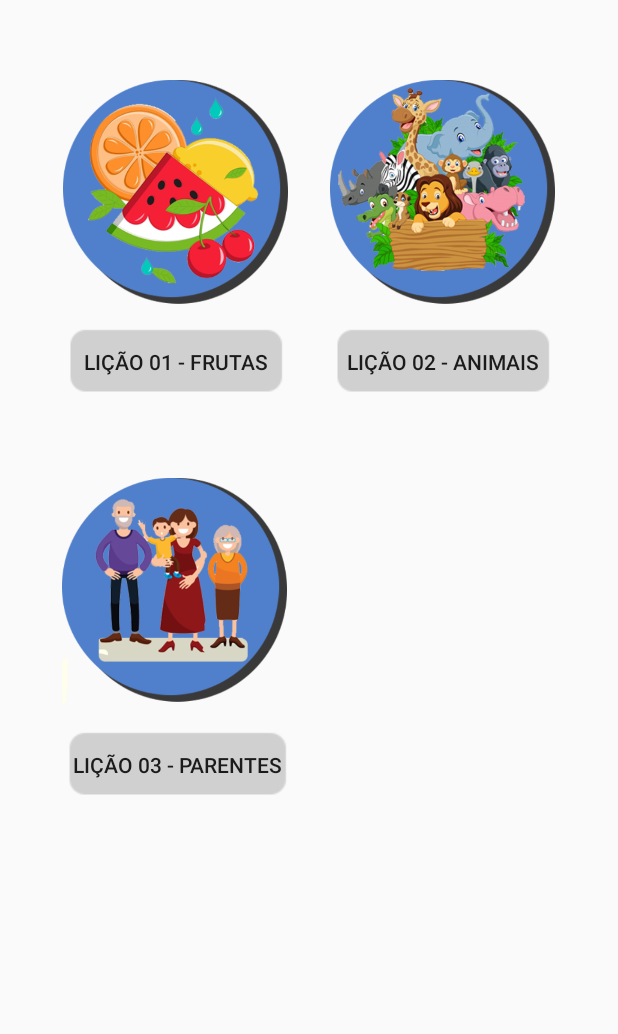
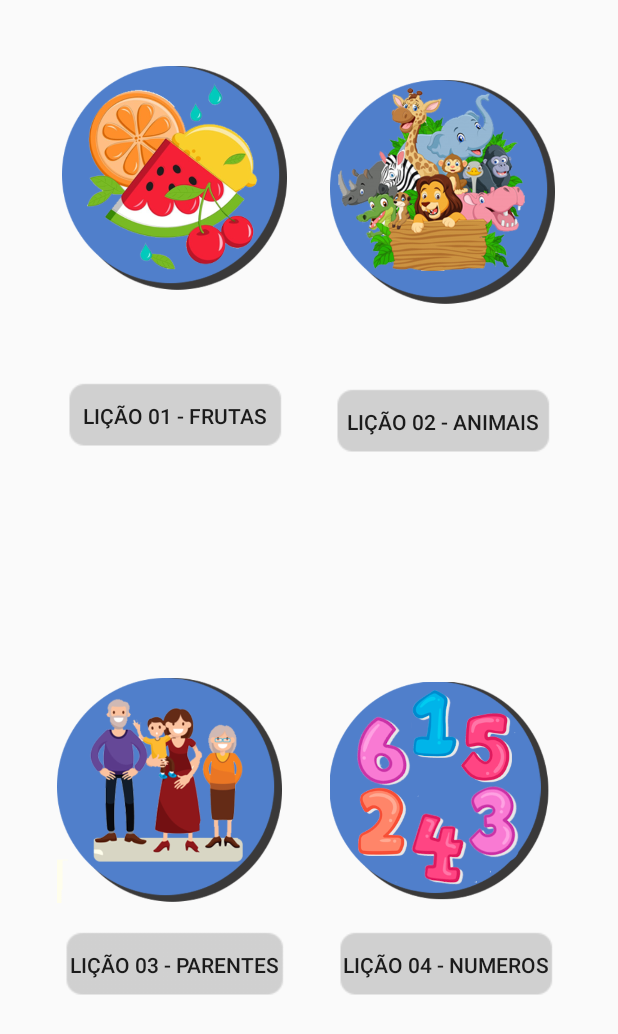
Before and after one commit to Caioege/AprendaIngles, an Android app: the LicoesActivity screen opened directly, with no data from a screen before it, on a phone screen of 412 x 824 dp. Shown: the top 1034 px of the screen. Run offline under Robolectric (Android 15) with nearby library versions, the phone set to English and light mode, and no system bars.

Commit message:
Tela Numero

```diff
--- a/app/src/main/AndroidManifest.xml
+++ b/app/src/main/AndroidManifest.xml
@@ -10,6 +10,7 @@
         android:supportsRtl="true"
         android:theme="@style/AppTheme">
         <activity android:name=".LicaoFrutasActivity"></activity>
+        <activity android:name=".LicaoNumerosActivity"></activity>
         <activity android:name=".LicoesActivity" android:screenOrientation="portrait"/>
         <activity android:name=".MainActivity" android:screenOrientation="portrait" />
         <activity android:name=".SplashActivity" android:screenOrientation="portrait">
--- a/app/src/main/java/br/com/aprendainglesfanap/LicaoFrutasActivity.java
+++ b/app/src/main/java/br/com/aprendainglesfanap/LicaoFrutasActivity.java
@@ -3,12 +3,14 @@ package br.com.aprendainglesfanap;
 import androidx.appcompat.app.AppCompatActivity;
 
 import android.os.Bundle;
+import android.view.WindowManager;
 
 public class LicaoFrutasActivity extends AppCompatActivity {
 
     @Override
     protected void onCreate(Bundle savedInstanceState) {
         super.onCreate(savedInstanceState);
+        getWindow().setFlags(WindowManager.LayoutParams.FLAG_FULLSCREEN, WindowManager.LayoutParams.FLAG_FULLSCREEN);getSupportActionBar().hide();
         setContentView(R.layout.activity_licao_frutas);
     }
 }
--- a/app/src/main/res/layout/activity_licoes.xml
+++ b/app/src/main/res/layout/activity_licoes.xml
@@ -11,28 +11,27 @@
         android:id="@+id/licao_parente"
         android:layout_width="150dp"
         android:layout_height="150dp"
+        android:layout_marginBottom="16dp"
         android:clickable="true"
-        app:layout_constraintBottom_toBottomOf="parent"
+        android:contentDescription="TODO"
+        app:layout_constraintBottom_toTopOf="@+id/btn_parente"
         app:layout_constraintEnd_toEndOf="parent"
-        app:layout_constraintHorizontal_bias="0.157"
+        app:layout_constraintHorizontal_bias="0.145"
         app:layout_constraintStart_toStartOf="parent"
-        app:layout_constraintTop_toTopOf="parent"
-        app:layout_constraintVertical_bias="0.473"
         app:srcCompat="@drawable/licao_partente" />
 
     <Button
         android:id="@+id/btn_parente"
         android:layout_width="153dp"
         android:layout_height="50dp"
+        android:layout_marginBottom="156dp"
         android:background="@drawable/button"
-        android:text="Lição 03 - Parentes"
+        android:text="@string/li_o_03_parentes"
         android:textSize="14sp"
         app:layout_constraintBottom_toBottomOf="parent"
-        app:layout_constraintEnd_toEndOf="parent"
-        app:layout_constraintHorizontal_bias="0.16"
-        app:layout_constraintStart_toStartOf="parent"
-        app:layout_constraintTop_toBottomOf="@+id/licao_parente"
-        app:layout_constraintVertical_bias="0.053" />
+        app:layout_constraintEnd_toStartOf="@+id/btn_numero"
+        app:layout_constraintHorizontal_bias="0.575"
+        app:layout_constraintStart_toStartOf="parent" />
 
     <ImageView
         android:id="@+id/licao_animal"
@@ -45,33 +44,34 @@
         app:layout_constraintStart_toStartOf="parent"
         app:layout_constraintTop_toTopOf="parent"
         app:layout_constraintVertical_bias="0.079"
-        app:srcCompat="@drawable/licao_animal" />
+        app:srcCompat="@drawable/licao_animal"
+        android:contentDescription="TODO" />
 
     <Button
         android:id="@+id/btn_fruta"
         android:layout_width="150dp"
         android:layout_height="50dp"
         android:background="@drawable/button"
-        android:text="Lição 01 - Frutas"
+        android:text="@string/li_o_01_frutas"
         android:textSize="14sp"
-        app:layout_constraintBottom_toBottomOf="parent"
-        app:layout_constraintEnd_toEndOf="parent"
-        app:layout_constraintHorizontal_bias="0.16"
+        app:layout_constraintBottom_toTopOf="@+id/licao_parente"
+        app:layout_constraintEnd_toStartOf="@+id/btn_animal"
+        app:layout_constraintHorizontal_bias="0.594"
         app:layout_constraintStart_toStartOf="parent"
         app:layout_constraintTop_toBottomOf="@+id/licao_fruta"
-        app:layout_constraintVertical_bias="0.022" />
+        app:layout_constraintVertical_bias="0.278" />
 
     <ImageView
         android:id="@+id/licao_fruta"
         android:layout_width="150dp"
         android:layout_height="150dp"
+        android:layout_marginTop="44dp"
         android:clickable="true"
-        app:layout_constraintBottom_toBottomOf="parent"
+        android:contentDescription="TODO"
         app:layout_constraintEnd_toEndOf="parent"
-        app:layout_constraintHorizontal_bias="0.16"
+        app:layout_constraintHorizontal_bias="0.157"
         app:layout_constraintStart_toStartOf="parent"
         app:layout_constraintTop_toTopOf="parent"
-        app:layout_constraintVertical_bias="0.079"
         app:srcCompat="@drawable/licao_fruta" />
 
     <Button
@@ -79,13 +79,39 @@
         android:layout_width="150dp"
         android:layout_height="50dp"
         android:background="@drawable/button"
-        android:text="Lição 02 - Animais"
+        android:text="@string/li_o_02_animais"
         android:textSize="14sp"
-        app:layout_constraintBottom_toBottomOf="parent"
+        app:layout_constraintBottom_toTopOf="@+id/licao_numero"
         app:layout_constraintEnd_toEndOf="parent"
         app:layout_constraintHorizontal_bias="0.839"
         app:layout_constraintStart_toStartOf="parent"
         app:layout_constraintTop_toBottomOf="@+id/licao_animal"
-        app:layout_constraintVertical_bias="0.022" />
+        app:layout_constraintVertical_bias="0.264" />
+
+    <ImageView
+        android:id="@+id/licao_numero"
+        android:layout_width="146dp"
+        android:layout_height="149dp"
+        android:layout_marginBottom="16dp"
+        app:layout_constraintBottom_toTopOf="@+id/btn_numero"
+        app:layout_constraintEnd_toEndOf="parent"
+        app:layout_constraintHorizontal_bias="0.826"
+        app:layout_constraintStart_toStartOf="parent"
+        app:srcCompat="@drawable/licao_numero" />
+
+    <Button
+        android:id="@+id/btn_numero"
+        android:layout_width="150dp"
+        android:layout_height="50dp"
+        android:layout_marginEnd="40dp"
+        android:layout_marginRight="40dp"
+        android:layout_marginBottom="156dp"
+        android:background="@drawable/button"
+        android:onClick="onClick"
+        android:text="@string/li_o_04_numeros"
+        app:layout_constraintBottom_toBottomOf="parent"
+        app:layout_constraintEnd_toEndOf="parent"
+        app:layout_constraintTop_toBottomOf="@+id/licajuo_numero"
+        app:layout_constraintVertical_bias="0.264" />
 
 </androidx.constraintlayout.widget.ConstraintLayout>
--- a/app/src/main/res/values/strings.xml
+++ b/app/src/main/res/values/strings.xml
@@ -1,3 +1,7 @@
 <resources>
     <string name="app_name">AprendaInglesFanap</string>
+    <string name="li_o_03_parentes">Lição 03 - Parentes</string>
+    <string name="li_o_01_frutas">Lição 01 - Frutas</string>
+    <string name="li_o_02_animais">Lição 02 - Animais</string>
+    <string name="li_o_04_numeros">Lição 04 - Numeros</string>
 </resources>
```
Also changed, not shown: app/src/main/java/br/com/aprendainglesfanap/LicaoNumerosActivity.java (+14 -1 lines), app/src/main/java/br/com/aprendainglesfanap/LicoesActivity.java (+10 -2 lines), app/src/main/res/layout/activity_licao_numeros.xml (+73 -4 lines), app/src/main/res/drawable/imagen01.png (added), app/src/main/res/drawable/imagen02.png (added), app/src/main/res/drawable/imagen03.png (added), app/src/main/res/drawable/imagen04.png (added), app/src/main/res/drawable/imagen05.png (added), app/src/main/res/drawable/imagen06.png (added), app/src/main/res/drawable/licao_numero.png (added), 3 other files.
